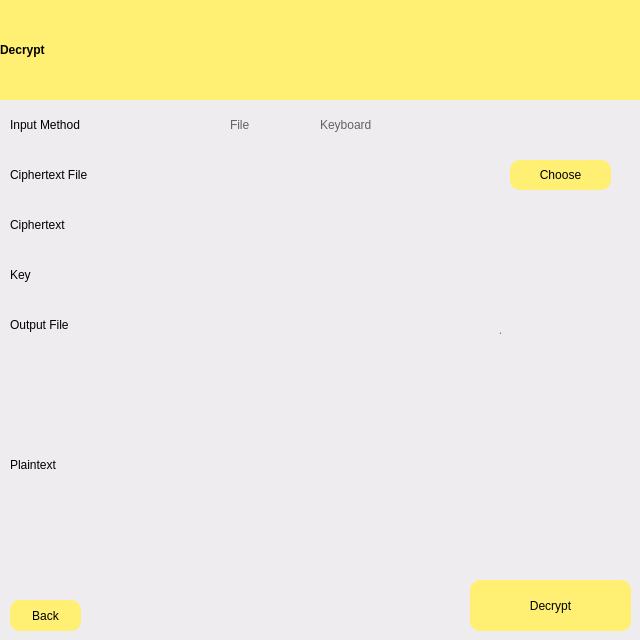
Above: UI/decrypt.ui from fruttz/tucil2-kriptokoding-18219086-18219008 before the change. Below: the same form after it.
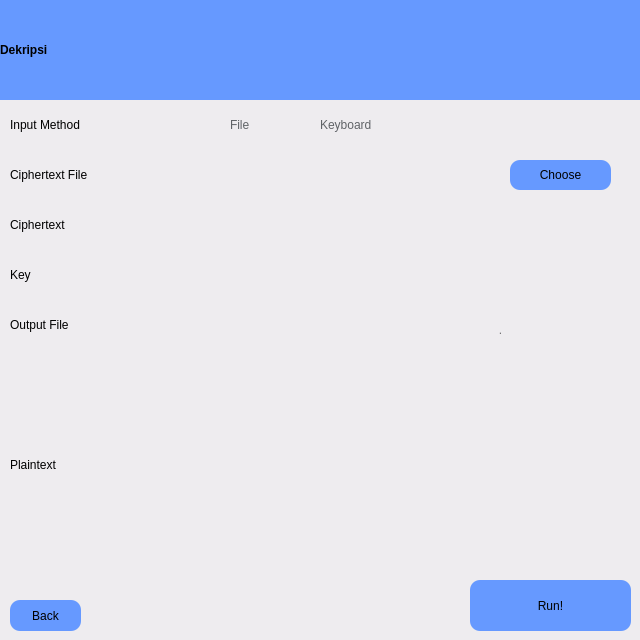
That is the form after the change.

```diff
--- a/UI/decrypt.ui
+++ b/UI/decrypt.ui
@@ -40,14 +40,14 @@
      </rect>
     </property>
     <property name="styleSheet">
-     <string notr="true">background-color: rgb(255, 239, 115);
+					<string notr="true">background-color: rgb(102, 153, 255);
 color: rgb(0, 0, 0);
 font: 75 40pt &quot;Product Sans&quot;;
 font-weight: bold;
 </string>
     </property>
     <property name="text">
-     <string>Decrypt</string>
+					<string>Dekripsi</string>
     </property>
     <property name="alignment">
      <set>Qt::AlignLeading|Qt::AlignLeft|Qt::AlignVCenter</set>
@@ -63,13 +63,13 @@
      </rect>
     </property>
     <property name="styleSheet">
-     <string notr="true">QPushButton#goButton {background-color: rgb(255, 239, 115);
+					<string notr="true">QPushButton#goButton {background-color: rgb(102, 153, 255);
 font: 500 17pt &quot;Product Sans&quot;;
 border-radius: 10px;}
 </string>
     </property>
     <property name="text">
-     <string>Decrypt</string>
+					<string>Run!</string>
     </property>
    </widget>
    <widget class="QRadioButton" name="inputButton_1">
@@ -187,7 +187,7 @@
     <property name="styleSheet">
      <string notr="true">font: 500 15pt &quot;Product Sans&quot;;
 border-radius: 10px;
-background-color: rgb(255, 239, 115);
+background-color: rgb(102, 153, 255);
 
 
 </string>
@@ -359,7 +359,7 @@
      </rect>
     </property>
     <property name="styleSheet">
-     <string notr="true">QPushButton#backButton {background-color: rgb(255, 239, 115);
+					<string notr="true">QPushButton#backButton {background-color: rgb(102, 153, 255);
 font: 500 12pt &quot;Product Sans&quot;;
 border-radius: 10px;}
 </string>
```
Lines whose indentation alone changed are shown as unchanged.
